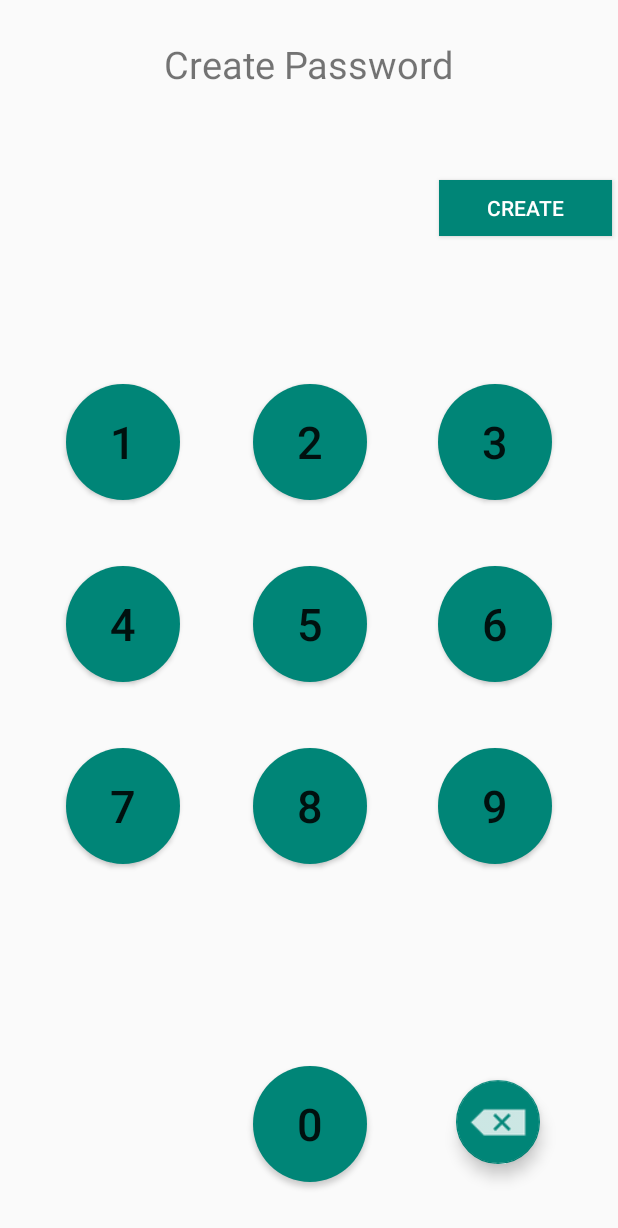
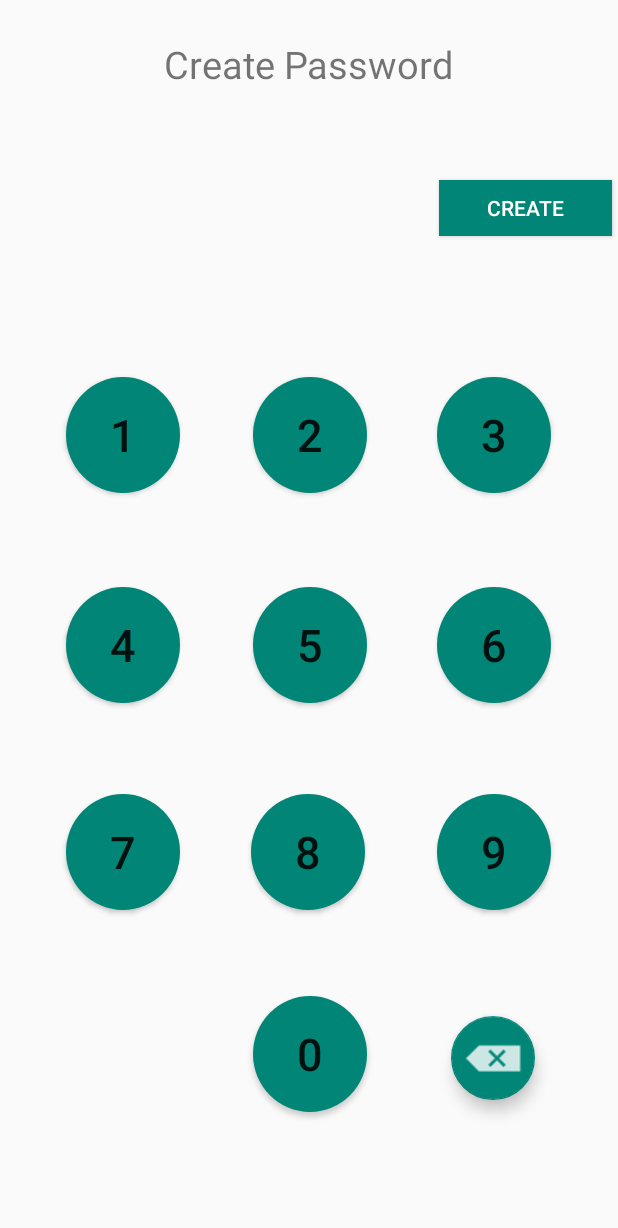
Before and after one commit to AndreC98/PasswordManagerAndroidAPP, an Android app: the CreatePassword screen opened directly, with no data from a screen before it, on a phone screen of 412 x 824 dp. Shown: the top 1228 px of the screen. Run offline under Robolectric (Android 15) with nearby library versions, the phone set to English and light mode, and no system bars.

Commit message:
Fixed issue with adding with empty fields

```diff
--- a/app/src/main/java/com/example/passwordmanagerapp/Add_new.java
+++ b/app/src/main/java/com/example/passwordmanagerapp/Add_new.java
@@ -50,7 +50,7 @@ public class Add_new extends AppCompatActivity {
         TextView passView = (TextView) password;
         String pass = passView.getText().toString();
 
-        if(app.length() > 0 || usr.length() > 0 || pass.length() > 0) {
+        if(app.length() > 0 && usr.length() > 0 && pass.length() > 0) {
             allObjects = load();
             Credentials cred = new Credentials(app, usr, pass);
            if(validation(cred)) {
--- a/app/src/main/java/com/example/passwordmanagerapp/CreatePassword.java
+++ b/app/src/main/java/com/example/passwordmanagerapp/CreatePassword.java
@@ -36,7 +36,7 @@ public class CreatePassword extends AppCompatActivity {
         if(password.length() > 0) {
             Context context = this;
             try {
-                fileOut = context.openFileOutput("sass.ser", Context.MODE_PRIVATE);
+                fileOut = context.openFileOutput("savedPassword.ser", Context.MODE_PRIVATE);
                 out = new ObjectOutputStream(fileOut);
                 out.writeObject(password);
             } catch (Exception e) {
--- a/app/src/main/java/com/example/passwordmanagerapp/Login.java
+++ b/app/src/main/java/com/example/passwordmanagerapp/Login.java
@@ -66,7 +66,7 @@ public class Login extends AppCompatActivity {
     public String loadPassword() {
         Context context = this;
         try {
-            fileIn = context.openFileInput("sass.ser");//change later
+            fileIn = context.openFileInput("savedPassword.ser");
             in = new ObjectInputStream(fileIn);
             password = (String) in.readObject();
         } catch(IOException | ClassNotFoundException e){}
--- a/app/src/main/res/layout/create_password.xml
+++ b/app/src/main/res/layout/create_password.xml
@@ -44,103 +44,39 @@
         app:layout_constraintTop_toTopOf="parent" />
 
     <Button
-        android:id="@+id/createNum1"
-        android:layout_width="76dp"
-        android:layout_height="77dp"
-        android:layout_marginStart="44dp"
-        android:layout_marginTop="256dp"
-        android:background="@drawable/circle_bttn"
-        android:onClick="selectButton"
-        android:text="1"
-        android:textSize="30dp"
-        app:layout_constraintStart_toStartOf="parent"
-        app:layout_constraintTop_toTopOf="parent" />
-
-    <Button
-        android:id="@+id/createNum4"
-        android:layout_width="76dp"
-        android:layout_height="77dp"
-        android:layout_marginStart="44dp"
-        android:layout_marginTop="44dp"
-        android:background="@drawable/circle_bttn"
-        android:onClick="selectButton"
-        android:text="4"
-        android:textSize="30dp"
-        app:layout_constraintStart_toStartOf="parent"
-        app:layout_constraintTop_toBottomOf="@+id/createNum1" />
-
-    <Button
-        android:id="@+id/createNum7"
-        android:layout_width="76dp"
-        android:layout_height="77dp"
-        android:layout_marginStart="44dp"
-        android:layout_marginTop="44dp"
-        android:layout_marginBottom="8dp"
-        android:background="@drawable/circle_bttn"
-        android:onClick="selectButton"
-        android:text="7"
-        android:textSize="30dp"
-        app:layout_constraintBottom_toBottomOf="parent"
-        app:layout_constraintStart_toStartOf="parent"
-        app:layout_constraintTop_toBottomOf="@+id/createNum4"
-        app:layout_constraintVertical_bias="0.0" />
-
-    <Button
-        android:id="@+id/createNum2"
-        android:layout_width="76dp"
-        android:layout_height="77dp"
-        android:layout_marginStart="8dp"
-        android:layout_marginTop="256dp"
-        android:layout_marginEnd="8dp"
-        android:background="@drawable/circle_bttn"
-        android:onClick="selectButton"
-        android:text="2"
-        android:textSize="30dp"
-        app:layout_constraintEnd_toStartOf="@+id/createNum3"
-        app:layout_constraintHorizontal_bias="0.506"
-        app:layout_constraintStart_toEndOf="@+id/createNum1"
-        app:layout_constraintTop_toTopOf="parent" />
-
-    <Button
         android:id="@+id/createNum5"
         android:layout_width="76dp"
         android:layout_height="77dp"
-        android:layout_marginStart="8dp"
-        android:layout_marginTop="44dp"
-        android:layout_marginEnd="8dp"
         android:background="@drawable/circle_bttn"
         android:onClick="selectButton"
         android:text="5"
         android:textSize="30dp"
-        app:layout_constraintEnd_toStartOf="@+id/createNum6"
-        app:layout_constraintHorizontal_bias="0.506"
-        app:layout_constraintStart_toEndOf="@+id/createNum4"
-        app:layout_constraintTop_toBottomOf="@+id/createNum2" />
+        app:layout_constraintBottom_toBottomOf="parent"
+        app:layout_constraintEnd_toEndOf="parent"
+        app:layout_constraintHorizontal_bias="0.501"
+        app:layout_constraintStart_toStartOf="parent"
+        app:layout_constraintTop_toTopOf="parent"
+        app:layout_constraintVertical_bias="0.524" />
 
     <Button
-        android:id="@+id/createNum8"
+        android:id="@+id/createNum6"
         android:layout_width="76dp"
         android:layout_height="77dp"
-        android:layout_marginStart="8dp"
-        android:layout_marginTop="44dp"
-        android:layout_marginEnd="8dp"
-        android:layout_marginBottom="8dp"
         android:background="@drawable/circle_bttn"
         android:onClick="selectButton"
-        android:text="8"
+        android:text="6"
         android:textSize="30dp"
-        app:layout_constraintBottom_toTopOf="@+id/createNum0"
-        app:layout_constraintEnd_toStartOf="@+id/createNum9"
-        app:layout_constraintHorizontal_bias="0.506"
-        app:layout_constraintStart_toEndOf="@+id/createNum7"
-        app:layout_constraintTop_toBottomOf="@+id/createNum5"
-        app:layout_constraintVertical_bias="0.0" />
+        app:layout_constraintBottom_toBottomOf="parent"
+        app:layout_constraintEnd_toEndOf="parent"
+        app:layout_constraintHorizontal_bias="0.868"
+        app:layout_constraintStart_toStartOf="parent"
+        app:layout_constraintTop_toTopOf="parent"
+        app:layout_constraintVertical_bias="0.524" />
 
     <Button
         android:id="@+id/createNum0"
         android:layout_width="76dp"
         android:layout_height="77dp"
-        android:layout_marginBottom="36dp"
         android:background="@drawable/circle_bttn"
         android:onClick="selectButton"
         android:text="0"
@@ -148,62 +84,129 @@
         app:layout_constraintBottom_toBottomOf="parent"
         app:layout_constraintEnd_toEndOf="parent"
         app:layout_constraintHorizontal_bias="0.501"
-        app:layout_constraintStart_toStartOf="parent" />
+        app:layout_constraintStart_toStartOf="parent"
+        app:layout_constraintTop_toTopOf="parent"
+        app:layout_constraintVertical_bias="0.889" />
 
     <Button
         android:id="@+id/createNum3"
         android:layout_width="76dp"
         android:layout_height="77dp"
-        android:layout_marginTop="256dp"
-        android:layout_marginEnd="44dp"
         android:background="@drawable/circle_bttn"
         android:onClick="selectButton"
         android:text="3"
         android:textSize="30dp"
+        app:layout_constraintBottom_toBottomOf="parent"
         app:layout_constraintEnd_toEndOf="parent"
-        app:layout_constraintTop_toTopOf="parent" />
-
-    <Button
-        android:id="@+id/createNum6"
-        android:layout_width="76dp"
-        android:layout_height="77dp"
-        android:layout_marginTop="44dp"
-        android:layout_marginEnd="44dp"
-        android:background="@drawable/circle_bttn"
-        android:onClick="selectButton"
-        android:text="6"
-        android:textSize="30dp"
-        app:layout_constraintEnd_toEndOf="parent"
-        app:layout_constraintTop_toBottomOf="@+id/createNum3" />
+        app:layout_constraintHorizontal_bias="0.868"
+        app:layout_constraintStart_toStartOf="parent"
+        app:layout_constraintTop_toTopOf="parent"
+        app:layout_constraintVertical_bias="0.337" />
 
     <Button
         android:id="@+id/createNum9"
         android:layout_width="76dp"
         android:layout_height="77dp"
-        android:layout_marginTop="44dp"
-        android:layout_marginEnd="44dp"
-        android:layout_marginBottom="8dp"
         android:background="@drawable/circle_bttn"
         android:onClick="selectButton"
         android:text="9"
         android:textSize="30dp"
-        app:layout_constraintBottom_toTopOf="@+id/deleteNum"
+        app:layout_constraintBottom_toBottomOf="parent"
         app:layout_constraintEnd_toEndOf="parent"
-        app:layout_constraintTop_toBottomOf="@+id/createNum6"
-        app:layout_constraintVertical_bias="0.0" />
+        app:layout_constraintHorizontal_bias="0.868"
+        app:layout_constraintStart_toStartOf="parent"
+        app:layout_constraintTop_toTopOf="parent"
+        app:layout_constraintVertical_bias="0.709" />
+
+    <Button
+        android:id="@+id/createNum1"
+        android:layout_width="76dp"
+        android:layout_height="77dp"
+        android:background="@drawable/circle_bttn"
+        android:onClick="selectButton"
+        android:text="1"
+        android:textSize="30dp"
+        app:layout_constraintBottom_toBottomOf="parent"
+        app:layout_constraintEnd_toEndOf="parent"
+        app:layout_constraintHorizontal_bias="0.131"
+        app:layout_constraintStart_toStartOf="parent"
+        app:layout_constraintTop_toTopOf="parent"
+        app:layout_constraintVertical_bias="0.337" />
+
+    <Button
+        android:id="@+id/createNum2"
+        android:layout_width="76dp"
+        android:layout_height="77dp"
+        android:background="@drawable/circle_bttn"
+        android:onClick="selectButton"
+        android:text="2"
+        android:textSize="30dp"
+        app:layout_constraintBottom_toBottomOf="parent"
+        app:layout_constraintEnd_toEndOf="parent"
+        app:layout_constraintHorizontal_bias="0.501"
+        app:layout_constraintStart_toStartOf="parent"
+        app:layout_constraintTop_toTopOf="parent"
+        app:layout_constraintVertical_bias="0.337" />
+
+    <Button
+        android:id="@+id/createNum4"
+        android:layout_width="76dp"
+        android:layout_height="77dp"
+        android:background="@drawable/circle_bttn"
+        android:onClick="selectButton"
+        android:text="4"
+        android:textSize="30dp"
+        app:layout_constraintBottom_toBottomOf="parent"
+        app:layout_constraintEnd_toEndOf="parent"
+        app:layout_constraintHorizontal_bias="0.131"
+        app:layout_constraintStart_toStartOf="parent"
+        app:layout_constraintTop_toTopOf="parent"
+        app:layout_constraintVertical_bias="0.524" />
 
     <com.google.android.material.floatingactionbutton.FloatingActionButton
         android:id="@+id/deleteNum"
         android:layout_width="wrap_content"
         android:layout_height="wrap_content"
-        android:layout_marginEnd="52dp"
-        android:layout_marginBottom="48dp"
         android:clickable="true"
         android:onClick="backSpace"
         app:layout_constraintBottom_toBottomOf="parent"
         app:layout_constraintEnd_toEndOf="parent"
+        app:layout_constraintHorizontal_bias="0.845"
+        app:layout_constraintStart_toStartOf="parent"
+        app:layout_constraintTop_toTopOf="parent"
+        app:layout_constraintVertical_bias="0.882"
         app:maxImageSize="40dp"
         app:srcCompat="@android:drawable/ic_input_delete" />
 
+    <Button
+        android:id="@+id/createNum8"
+        android:layout_width="76dp"
+        android:layout_height="77dp"
+        android:background="@drawable/circle_bttn"
+        android:onClick="selectButton"
+        android:text="8"
+        android:textSize="30dp"
+        app:layout_constraintBottom_toBottomOf="parent"
+        app:layout_constraintEnd_toEndOf="parent"
+        app:layout_constraintHorizontal_bias="0.498"
+        app:layout_constraintStart_toStartOf="parent"
+        app:layout_constraintTop_toTopOf="parent"
+        app:layout_constraintVertical_bias="0.709" />
+
+    <Button
+        android:id="@+id/createNum7"
+        android:layout_width="76dp"
+        android:layout_height="77dp"
+        android:background="@drawable/circle_bttn"
+        android:onClick="selectButton"
+        android:text="7"
+        android:textSize="30dp"
+        app:layout_constraintBottom_toBottomOf="parent"
+        app:layout_constraintEnd_toEndOf="parent"
+        app:layout_constraintHorizontal_bias="0.131"
+        app:layout_constraintStart_toStartOf="parent"
+        app:layout_constraintTop_toTopOf="parent"
+        app:layout_constraintVertical_bias="0.709" />
+
 
 </androidx.constraintlayout.widget.ConstraintLayout>
```
Also changed, not shown: app/src/main/res/layout/login.xml (+103 -100 lines).
